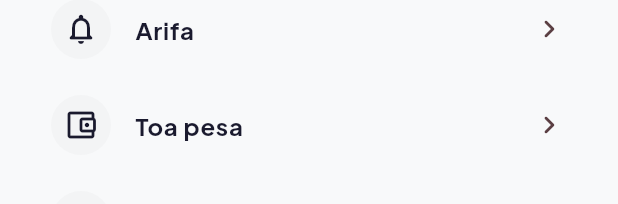
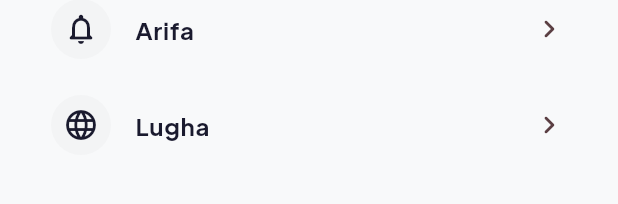
Before and after one commit to meshack-con/nyumba-_mkononi, a Flutter app: the ProfileScreen widget shown alone on an empty page, opened directly, on a phone screen of 412 x 824 dp. Shown: the part 1027-1231 px from the top of the screen. Run offline on Flutter 3.47's test engine with Material 3 defaults, Android fonts, the phone set to English and light mode, and no system bars; our stand-ins replace chopper, file_picker, fl_chart, flutter_map, geolocator, get and 6 more; missing offline and left inert: dart:html; accounts and stored records are empty; network calls fail.

Commit message:
Wasifu: rangi kuu, Theme White/Dark, lugha Kiswahili/English, Feedback; ondoa Toa pesa na Futa akaunti

```diff
--- a/lib/screens/favorites_screen.dart
+++ b/lib/screens/favorites_screen.dart
@@ -38,5 +38,5 @@ class _FavoriteTile extends StatelessWidget {
   const _FavoriteTile({required this.item, required this.onRemove, required this.onTap});
   final FavoriteItem item; final VoidCallback onRemove; final VoidCallback onTap;
   @override
-  Widget build(BuildContext context) => Card(margin: const EdgeInsets.only(bottom: 12), child: ListTile(onTap: onTap, contentPadding: const EdgeInsets.all(8), leading: ClipRRect(borderRadius: BorderRadius.circular(8), child: SizedBox(width: 70, height: 70, child: item.property.photoUrls.isEmpty ? const ColoredBox(color: AppTheme.sand, child: Icon(Icons.home)) : Image.network(ApiClient.instance.assetUrl(item.property.photoUrls.first), fit: BoxFit.cover))), title: Text(item.property.name, maxLines: 1, overflow: TextOverflow.ellipsis, style: const TextStyle(fontWeight: FontWeight.w800)), subtitle: Text(item.property.formattedPrice, style: const TextStyle(color: AppTheme.coral, fontWeight: FontWeight.w700)), trailing: IconButton(onPressed: onRemove, icon: const Icon(Icons.favorite, color: AppTheme.coral))));
+  Widget build(BuildContext context) => Card(margin: const EdgeInsets.only(bottom: 12), child: ListTile(onTap: onTap, contentPadding: const EdgeInsets.all(8), leading: ClipRRect(borderRadius: BorderRadius.circular(8), child: SizedBox(width: 70, height: 70, child: item.property.photoUrls.isEmpty ? const ColoredBox(color: AppTheme.sand, child: Icon(Icons.home)) : Image.network(ApiClient.instance.assetUrl(item.property.photoUrls.first), fit: BoxFit.cover))), title: Text(item.property.name, maxLines: 1, overflow: TextOverflow.ellipsis, style: const TextStyle(fontWeight: FontWeight.w800)), subtitle: Text(item.property.formattedPrice, style: TextStyle(color: AppTheme.coral, fontWeight: FontWeight.w700)), trailing: IconButton(onPressed: onRemove, icon: Icon(Icons.favorite, color: AppTheme.coral))));
 }
--- a/lib/screens/location_picker_screen.dart
+++ b/lib/screens/location_picker_screen.dart
@@ -39,7 +39,7 @@ class _LocationPickerScreenState extends State<LocationPickerScreen> {
             options: MapOptions(initialCenter: _point, initialZoom: 12, onTap: (_, point) => setState(() => _point = point)),
             children: [
               TileLayer(urlTemplate: 'https://tile.openstreetmap.org/{z}/{x}/{y}.png', userAgentPackageName: 'tz.nyumbamkononi.app'),
-              MarkerLayer(markers: [Marker(point: _point, width: 54, height: 54, child: const Icon(Icons.location_on, color: AppTheme.coral, size: 48))]),
+              MarkerLayer(markers: [Marker(point: _point, width: 54, height: 54, child: Icon(Icons.location_on, color: AppTheme.coral, size: 48))]),
             ],
           ),
           Positioned(
--- a/lib/screens/notifications_screen.dart
+++ b/lib/screens/notifications_screen.dart
@@ -139,7 +139,7 @@ class _NotificationsScreenState extends State<NotificationsScreen> {
                             trailing: Column(mainAxisSize: MainAxisSize.min, crossAxisAlignment: CrossAxisAlignment.end, children: [
                               Text(_formatWhen(item.createdAt), style: const TextStyle(fontSize: 11, color: AppTheme.muted)),
                               const SizedBox(height: 6),
-                              if (unread) Container(width: 9, height: 9, decoration: const BoxDecoration(color: AppTheme.primary, shape: BoxShape.circle)),
+                              if (unread) Container(width: 9, height: 9, decoration: BoxDecoration(color: AppTheme.primary, shape: BoxShape.circle)),
                             ]),
                           );
                         },
--- a/lib/screens/profile_screen.dart
+++ b/lib/screens/profile_screen.dart
@@ -87,13 +87,11 @@ class _ProfileScreenState extends State<ProfileScreen> {
         const _SectionLabel('AKAUNTI'),
         _ProfileTile(icon: Icons.person_outline_rounded, title: 'Taarifa binafsi', onTap: _openPersonalInfo),
         _ProfileTile(icon: Icons.notifications_none_rounded, title: 'Arifa', onTap: _openNotifications),
-        _ProfileTile(icon: Icons.account_balance_wallet_outlined, title: 'Toa pesa', onTap: () => _showMessage('Malipo yataonekana hapa.')),
         _ProfileTile(icon: Icons.language_rounded, title: 'Lugha', onTap: () => _showMessage('Kiswahili')),
         const SizedBox(height: 24),
         const _SectionLabel('MSAADA'),
         _ProfileTile(icon: Icons.help_outline_rounded, title: 'Kituo cha msaada', onTap: () => _showMessage('Timu yetu itakusaidia hivi karibuni.')),
         _ProfileTile(icon: Icons.logout_rounded, title: _signedIn ? 'Toka' : 'Ingia', danger: _signedIn, onTap: _signedIn ? _signOut : _openAuth),
-        if (_signedIn) _ProfileTile(icon: Icons.delete_outline_rounded, title: 'Futa akaunti', danger: true, onTap: () => _showMessage('Tafadhali wasiliana na msaada.')),
       ],
     );
   }
--- a/lib/screens/property_details_screen.dart
+++ b/lib/screens/property_details_screen.dart
@@ -247,7 +247,7 @@ class _PropertyDetailsScreenState extends State<PropertyDetailsScreen> {
                       if (_routePoints.isNotEmpty)
                         PolylineLayer(polylines: [Polyline(points: _routePoints, strokeWidth: 4, color: AppTheme.primary)]),
                       MarkerLayer(markers: [
-                        Marker(point: LatLng(property.latitude, property.longitude), width: 44, height: 44, child: const Icon(Icons.home, color: AppTheme.coral, size: 36)),
+                        Marker(point: LatLng(property.latitude, property.longitude), width: 44, height: 44, child: Icon(Icons.home, color: AppTheme.coral, size: 36)),
                         Marker(point: _userPoint!, width: 40, height: 40, child: const Icon(Icons.my_location, color: Colors.blue, size: 30)),
                       ]),
                     ],
```
